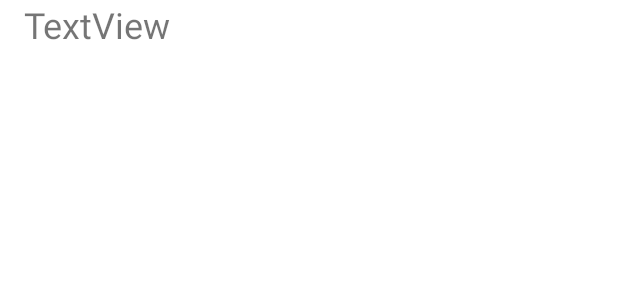
After one commit to KuyoDynamics/CommCareModuleManager, an Android app: the layout module_item_view.xml on its own in the app's theme, with its tools: preview values and no code run, on a phone screen of 412 x 824 dp. The commit adds this screen. Shown: the top 300 px of the screen. Run offline under Robolectric (Android 15) with nearby library versions, the phone set to English and light mode, and no system bars.

Commit message:
Setup RecyclerView, pause until LiveData, ViewModel, and Room are added,WIP

```diff
--- a/app/build.gradle
+++ b/app/build.gradle
@@ -41,6 +41,8 @@ dependencies {
     implementation 'androidx.constraintlayout:constraintlayout:1.1.3'
     implementation 'androidx.navigation:navigation-fragment-ktx:2.2.2'
     implementation 'androidx.navigation:navigation-ui-ktx:2.2.2'
+    implementation 'androidx.legacy:legacy-support-v4:1.0.0'
+    implementation 'androidx.recyclerview:recyclerview:1.2.1'
     testImplementation 'junit:junit:4.+'
     androidTestImplementation 'androidx.test.ext:junit:1.1.3'
     androidTestImplementation 'androidx.test.espresso:espresso-core:3.4.0'
--- a/app/src/main/java/com/example/commcaremodulemanager/HomeFragment.kt
+++ b/app/src/main/java/com/example/commcaremodulemanager/HomeFragment.kt
@@ -16,6 +16,7 @@ class HomeFragment : Fragment() {
             savedInstanceState: Bundle?
     ): View? {
         // Inflate the layout for this fragment
+        val adaptor = ModuleAdaptor()
         return inflater.inflate(R.layout.fragment_home, container, false)
     }
 
--- /dev/null
+++ b/app/src/main/java/com/example/commcaremodulemanager/Util.kt
@@ -0,0 +1,6 @@
+package com.example.commcaremodulemanager
+
+import android.widget.TextView
+import androidx.recyclerview.widget.RecyclerView
+
+class ModuleItemViewHolder(val textView: TextView): RecyclerView.ViewHolder(textView)
--- /dev/null
+++ b/app/src/main/res/layout/module_item_view.xml
@@ -0,0 +1,15 @@
+<?xml version="1.0" encoding="utf-8"?>
+<LinearLayout xmlns:android="http://schemas.android.com/apk/res/android"
+    android:layout_width="match_parent"
+    android:layout_height="match_parent">
+
+    <TextView
+        android:id="@+id/textView2"
+        android:textSize="24sp"
+        android:paddingStart="16dp"
+        android:paddingEnd="16dp"
+        android:layout_width="match_parent"
+        android:layout_height="wrap_content"
+        android:layout_weight="1"
+        android:text="TextView" />
+</LinearLayout>
--- a/app/src/main/res/values/strings.xml
+++ b/app/src/main/res/values/strings.xml
@@ -9,4 +9,6 @@
 
     <string name="hello_first_fragment">Hello first fragment</string>
     <string name="hello_second_fragment">Hello second fragment. Arg: %1$s</string>
+    <!-- TODO: Remove or change this placeholder text -->
+    <string name="hello_blank_fragment">Hello blank fragment</string>
 </resources>
```
Also changed, not shown: app/src/main/java/com/example/commcaremodulemanager/ModuleAdaptor.kt (added, +31 -0 lines), app/src/main/java/com/example/commcaremodulemanager/database/Module.kt (added, +8 -0 lines), app/src/main/res/layout/fragment_home.xml (+16 -1 lines).
